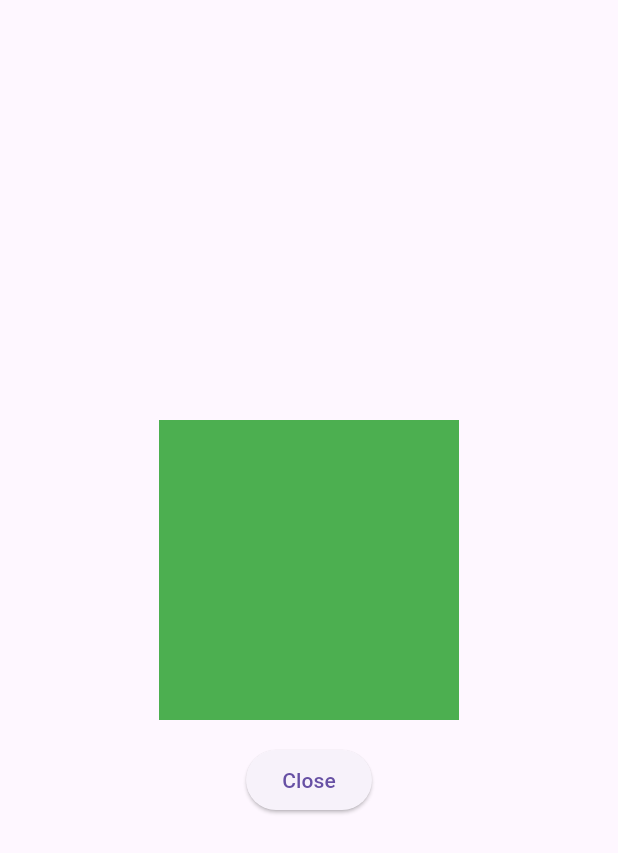
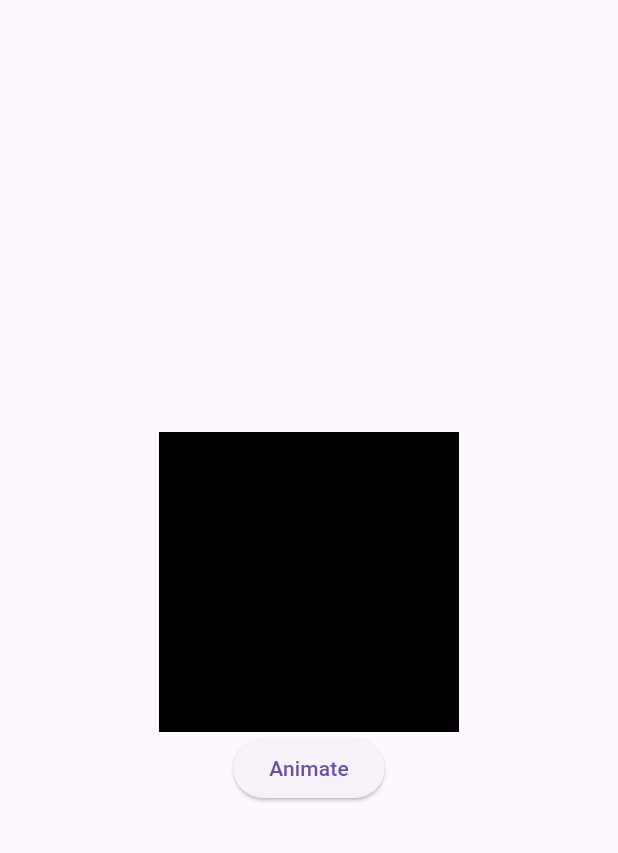
Before and after one commit to ankitrajak-97/animattion_flutter, a Flutter app: the screen it shows after launch, on a phone screen of 412 x 824 dp. Shown: the top 853 px of the screen. Run offline on Flutter 3.47's test engine with Material 3 defaults, Android fonts, the phone set to English and light mode, and no system bars.

Commit message:
crossFade.dart added

```diff
--- a/lib/animatedOpacity.dart
+++ b/lib/animatedOpacity.dart
@@ -20,6 +20,7 @@ class AnimatedState extends State<AnimatedOppacity> {
           AnimatedOpacity(
             opacity: myOpacity,
             duration: Duration(seconds: 2),
+            curve: Curves.elasticOut,
             child: Container(
               width: 200,
               height: 200,
--- /dev/null
+++ b/lib/crossFade.dart
@@ -0,0 +1,67 @@
+import 'package:flutter/material.dart';
+
+class CrossFade extends StatefulWidget {
+  const CrossFade({super.key});
+
+  @override
+  State<StatefulWidget> createState() {
+    return CrossFadeStates();
+  }
+}
+
+class CrossFadeStates extends State<CrossFade> {
+  bool isFirst = true;
+  CrossFadeState myState = CrossFadeState.showFirst;
+  // @override
+  // void initState() {
+  //   // TODO: implement initState
+  //   super.initState();
+  //   Timer(Duration(seconds: 3), () {
+  //     reload();
+  //   });
+  // }
+
+  reload() {
+    if (isFirst) {
+      isFirst = false;
+    } else {
+      isFirst = true;
+    }
+
+    setState(() {});
+  }
+
+  @override
+  Widget build(BuildContext context) {
+    return Scaffold(
+      body: Center(
+        child: Column(
+          mainAxisAlignment: MainAxisAlignment.center,
+          children: [
+            AnimatedCrossFade(
+                firstChild: Container(
+                  width: 200,
+                  height: 200,
+                  color: Colors.black,
+                ),
+                secondChild: Image.asset(
+                  'assets/images/butterfly.webp',
+                  width: 300,
+                  height: 400,
+                ),
+                crossFadeState: isFirst
+                    ? CrossFadeState.showFirst
+                    : CrossFadeState.showSecond,
+                sizeCurve: Curves.fastOutSlowIn,
+                duration: Duration(seconds: 2)),
+            ElevatedButton(
+                onPressed: () {
+                  reload();
+                },
+                child: Text('Animate'))
+          ],
+        ),
+      ),
+    );
+  }
+}
--- a/lib/main.dart
+++ b/lib/main.dart
@@ -1,4 +1,4 @@
-import 'package:animated_container/animatedOpacity.dart';
+import 'package:animated_container/crossFade.dart';
 import 'package:flutter/material.dart';
 
 void main() {
@@ -19,7 +19,7 @@ class MyApp extends StatelessWidget {
         ),
       ),
       debugShowCheckedModeBanner: false,
-      home: const AnimatedOppacity(),
+      home: const CrossFade(),
     );
   }
 }
--- a/pubspec.yaml
+++ b/pubspec.yaml
@@ -59,8 +59,8 @@ flutter:
   uses-material-design: true
 
   # To add assets to your application, add an assets section, like this:
-  # assets:
-  #   - images/a_dot_burr.jpeg
+  assets:
+    - assets/images/
   #   - images/a_dot_ham.jpeg
 
   # An image asset can refer to one or more resolution-specific "variants", see
```
Also changed, not shown: assets/images/butterfly.webp (added).
